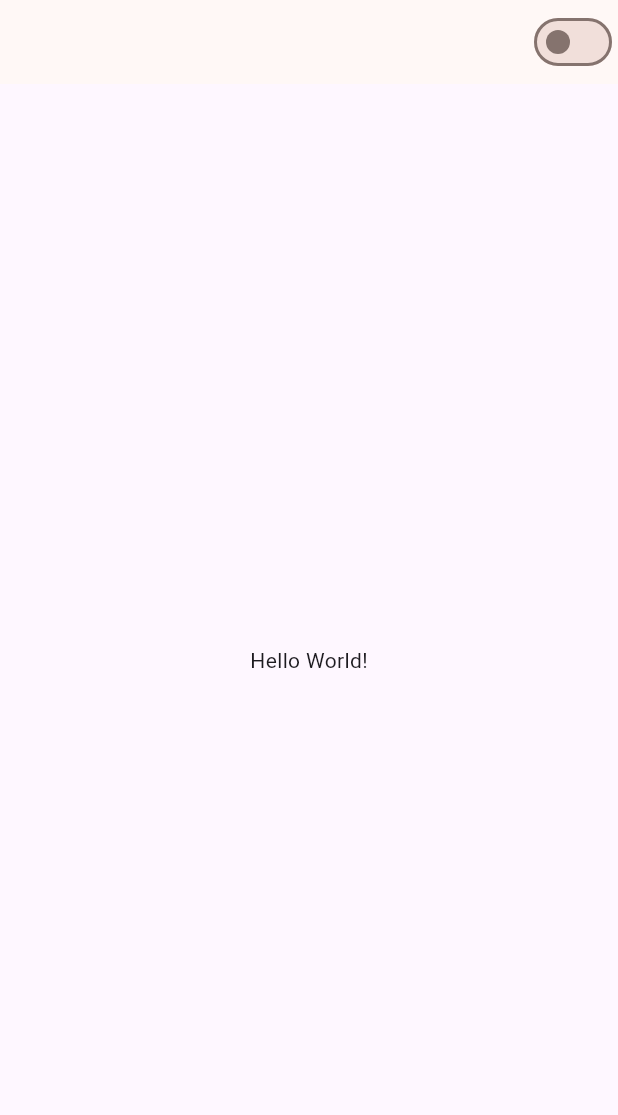
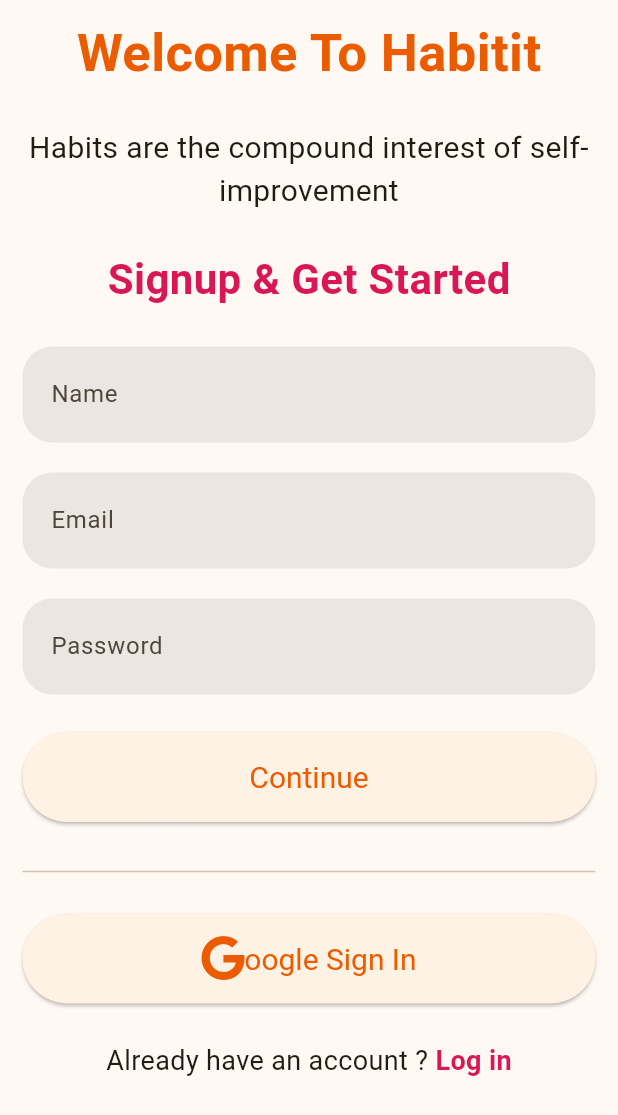
Before and after one commit to conykay/habitit, a Flutter app: the screen it shows after launch, on a phone screen of 412 x 824 dp. Shown: the top 1115 px of the screen. Run offline on Flutter 3.47's test engine with Material 3 defaults, Android fonts, the phone set to English and light mode, and no system bars; our stand-ins replace dartz, equatable, firebase_auth, flutter_bloc, font_awesome_flutter, google_sign_in and 2 more; accounts and stored records are empty.

```diff
--- a/lib/core/theme/app_theme.dart
+++ b/lib/core/theme/app_theme.dart
@@ -2,12 +2,61 @@ import 'package:flutter/material.dart';
 
 class AppTheme {
   static ThemeData lightTheme() {
-    return ThemeData.light(useMaterial3: true).copyWith(
-        colorScheme: ColorScheme.fromSeed(seedColor: Colors.deepOrange));
+    return ThemeData(
+      useMaterial3: true,
+      brightness: Brightness.light,
+      colorScheme: ColorScheme.fromSeed(
+        seedColor: Color(0xffFFB200),
+        primary: Color(0xffEB5B00),
+        secondary: Color(0xffD91656),
+        tertiary: Color(0xff640D5F),
+      ),
+      inputDecorationTheme: InputDecorationTheme(
+        isDense: true,
+        contentPadding: EdgeInsets.symmetric(vertical: 20, horizontal: 15),
+        border: OutlineInputBorder(
+            borderSide: BorderSide.none,
+            borderRadius: BorderRadius.circular(20)),
+        filled: true,
+        fillColor: Colors.grey.withOpacity(0.2),
+        labelStyle: TextStyle(fontSize: 20),
+        floatingLabelBehavior: FloatingLabelBehavior.always,
+      ),
+      elevatedButtonTheme: ElevatedButtonThemeData(
+        style: ElevatedButton.styleFrom(
+            minimumSize: Size.fromHeight(60),
+            textStyle: TextStyle(fontSize: 20)),
+      ),
+    );
   }
 
   static ThemeData darkTheme() {
-    return ThemeData.light(useMaterial3: true).copyWith(
-        colorScheme: ColorScheme.fromSeed(seedColor: Colors.deepOrange));
+    return ThemeData(
+      useMaterial3: true,
+      brightness: Brightness.dark,
+      colorScheme: ColorScheme.fromSeed(
+        brightness: Brightness.dark,
+        seedColor: Color(0xffFFB200),
+        primary: Color(0xffEB5B00),
+        secondary: Color(0xffD91656),
+        tertiary: Color(0xff640D5F),
+      ),
+      inputDecorationTheme: InputDecorationTheme(
+        isDense: true,
+        contentPadding: EdgeInsets.symmetric(vertical: 20, horizontal: 15),
+        border: OutlineInputBorder(
+            borderSide: BorderSide.none,
+            borderRadius: BorderRadius.circular(20)),
+        filled: true,
+        fillColor: Colors.grey.withOpacity(0.2),
+        labelStyle: TextStyle(fontSize: 20),
+        floatingLabelBehavior: FloatingLabelBehavior.always,
+      ),
+      elevatedButtonTheme: ElevatedButtonThemeData(
+        style: ElevatedButton.styleFrom(
+            minimumSize: Size.fromHeight(60),
+            textStyle: TextStyle(fontSize: 20)),
+      ),
+    );
   }
 }
--- a/lib/main.dart
+++ b/lib/main.dart
@@ -2,6 +2,7 @@ import 'package:flutter/material.dart';
 import 'package:flutter_bloc/flutter_bloc.dart';
 import 'package:habitit/core/theme/app_theme.dart';
 import 'package:habitit/core/theme/bloc/theme_cubit.dart';
+import 'package:habitit/presentation/auth/pages/signup_page.dart';
 
 import 'core/theme/repository/theme_repository.dart';
 
@@ -35,20 +36,7 @@ class MainApp extends StatelessWidget {
             theme: AppTheme.lightTheme(),
             darkTheme: AppTheme.darkTheme(),
             themeMode: state.themeMode,
-            home: Scaffold(
-              appBar: AppBar(
-                actions: [
-                  Switch(
-                    value: state.themeMode == ThemeMode.dark,
-                    onChanged: (_) async =>
-                        context.read<ThemeCubit>().switchTheme(),
-                  ),
-                ],
-              ),
-              body: Center(
-                child: Text('Hello World!'),
-              ),
-            ),
+            home: SignupPage(),
           );
         }),
       ),
--- /dev/null
+++ b/lib/presentation/auth/pages/signup_page.dart
@@ -0,0 +1,144 @@
+import 'package:flutter/material.dart';
+import 'package:font_awesome_flutter/font_awesome_flutter.dart';
+import 'package:habitit/core/navigation/app_navigator.dart';
+import 'package:habitit/presentation/auth/pages/signin_page.dart';
+
+class SignupPage extends StatelessWidget {
+  const SignupPage({super.key});
+
+  @override
+  Widget build(BuildContext context) {
+    return Scaffold(
+      body: SafeArea(
+          child: Padding(
+        padding: const EdgeInsets.symmetric(vertical: 10, horizontal: 15),
+        child: SingleChildScrollView(
+          child: Center(
+            child: SizedBox(
+              width: MediaQuery.sizeOf(context).width > 600 ? 400 : null,
+              child: Column(
+                mainAxisSize: MainAxisSize.min,
+                children: [
+                  _buildIntro(context),
+                  SignupWidget(),
+                ],
+              ),
+            ),
+          ),
+        ),
+      )),
+    );
+  }
+
+  Widget _buildIntro(BuildContext context) {
+    return Column(
+      mainAxisAlignment: MainAxisAlignment.spaceBetween,
+      crossAxisAlignment: CrossAxisAlignment.center,
+      children: [
+        Text(
+          'Welcome To Habitit',
+          style: TextStyle(
+            fontWeight: FontWeight.bold,
+            fontSize: 35,
+            color: Theme.of(context).colorScheme.primary,
+          ),
+        ),
+        SizedBox(height: 24),
+        Text(
+          'Habits are the compound interest of self-improvement',
+          textAlign: TextAlign.center,
+          style: TextStyle(
+            fontWeight: FontWeight.w400,
+            fontSize: 20,
+          ),
+        ),
+        SizedBox(height: 24),
+        Text(
+          'Signup & Get Started',
+          style: TextStyle(
+            fontWeight: FontWeight.bold,
+            fontSize: 28,
+            color: Theme.of(context).colorScheme.secondary,
+          ),
+        ),
+      ],
+    );
+  }
+}
+
+class SignupWidget extends StatelessWidget {
+  SignupWidget({super.key});
+
+  final _emailTextController = TextEditingController();
+  final _passwordTextController = TextEditingController();
+  final _nameTextController = TextEditingController();
+
+  @override
+  Widget build(BuildContext context) {
+    return Form(
+      child: Column(
+        children: [
+          SizedBox(height: 25),
+          TextFormField(
+            controller: _nameTextController,
+            decoration: InputDecoration(
+              hintText: 'Name',
+            ),
+          ),
+          SizedBox(height: 20),
+          TextFormField(
+            controller: _emailTextController,
+            decoration: InputDecoration(
+              hintText: 'Email',
+            ),
+          ),
+          SizedBox(height: 20),
+          TextFormField(
+            controller: _passwordTextController,
+            decoration: InputDecoration(
+              hintText: 'Password',
+            ),
+          ),
+          SizedBox(height: 25),
+          ElevatedButton(
+            onPressed: () {},
+            child: Text('Continue'),
+          ),
+          SizedBox(height: 25),
+          Divider(thickness: 1),
+          SizedBox(height: 20),
+          ElevatedButton(
+            onPressed: () {},
+            child: Row(
+              mainAxisAlignment: MainAxisAlignment.center,
+              children: [
+                FaIcon(
+                  FontAwesomeIcons.google,
+                  size: 30,
+                ),
+                Text('oogle Sign In'),
+              ],
+            ),
+          ),
+          SizedBox(height: 25),
+          GestureDetector(
+            onTap: () {
+              AppNavigator.push(context, SigninPage());
+            },
+            child: Text.rich(TextSpan(
+                text: 'Already have an account ?',
+                style: TextStyle(fontSize: 18),
+                children: [
+                  TextSpan(
+                    text: ' Log in',
+                    style: TextStyle(
+                        fontWeight: FontWeight.bold,
+                        color: Theme.of(context).colorScheme.secondary),
+                  )
+                ])),
+          )
+        ],
+      ),
+    );
+  }
+}
--- a/pubspec.yaml
+++ b/pubspec.yaml
@@ -17,6 +17,7 @@ dependencies:
   flutter:
     sdk: flutter
   flutter_bloc: ^9.0.0
+  font_awesome_flutter: ^10.8.0
   google_sign_in: ^6.2.2
   internet_connection_checker: ^3.0.1
   shared_preferences: ^2.5.2
```
Also changed, not shown: lib/core/navigation/app_navigator.dart (added, +19 -0 lines), lib/presentation/auth/pages/signin_page.dart (added, +136 -0 lines), pubspec.lock.
